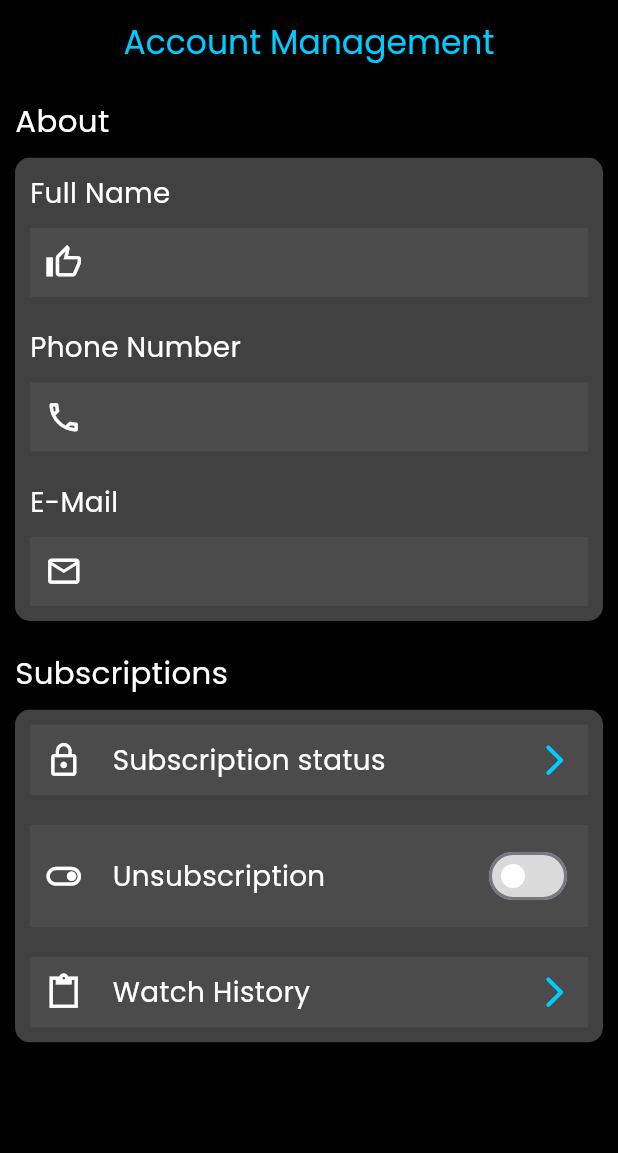
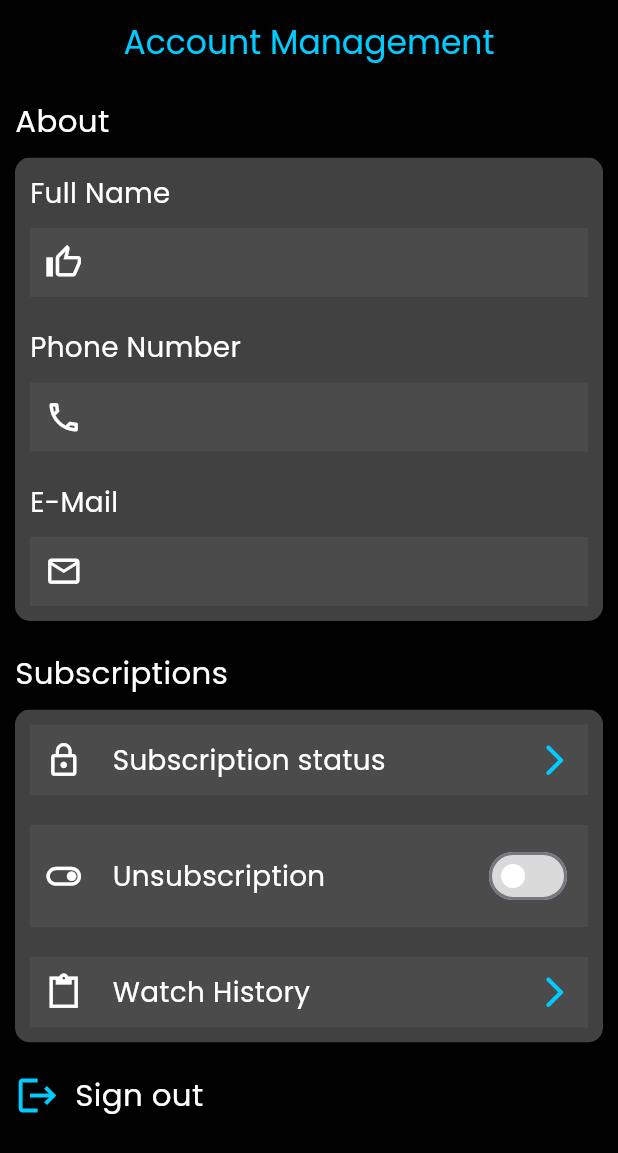
Before and after one commit to fostersnt/mcini, a Flutter app: the ProfilePage screen opened directly with empty values, on a phone screen of 412 x 824 dp. Shown: the top 1153 px of the screen. Run offline on Flutter 3.47's test engine with Material 3 defaults, Android fonts, the phone set to English and light mode, and no system bars; our stand-ins replace device_preview, equatable, flutter_bloc, grouped_list, shared_preferences, webview_flutter; missing offline and left inert: appinio_video_player, webview_flutter_android, webview_flutter_wkwebview; accounts and stored records are empty.

Commit message:
Added logout button

```diff
--- a/lib/screens/profile/profile_page.dart
+++ b/lib/screens/profile/profile_page.dart
@@ -187,6 +187,33 @@ class _ProfilePageState extends State<ProfilePage> {
                     ),
                   ),
                 ),
+                //LOGOUT SECTION
+                Padding(
+                  padding: const EdgeInsets.fromLTRB(0, 20, 0, 10),
+                  child: InkWell(
+                    onTap: () {
+                      print('YOU HAVE LOGGED OUT SUCCESSFULLY');
+                    },
+                    child: Row(
+                      children: [
+                        Icon(
+                          Icons.logout,
+                          color: AppColors.blueColor,
+                          size: 30,
+                        ),
+                        Padding(
+                          padding: const EdgeInsets.only(left: 10),
+                          child: Text(
+                            'Sign out',
+                            style: TextStyle(
+                                color: AppColors.whiteColor,
+                                fontSize: myFontSize),
+                          ),
+                        ),
+                      ],
+                    ),
+                  ),
+                )
               ],
             ),
           ),
```
